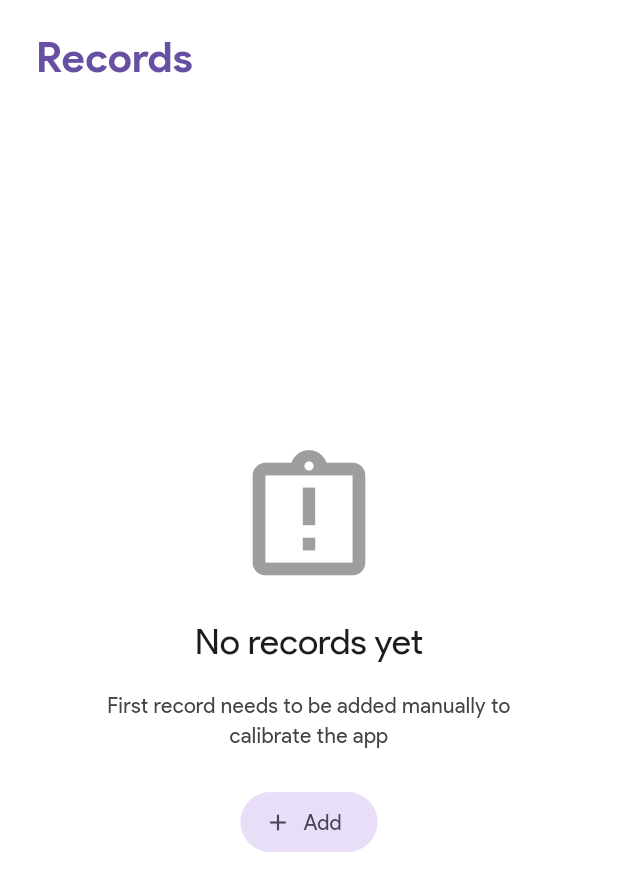
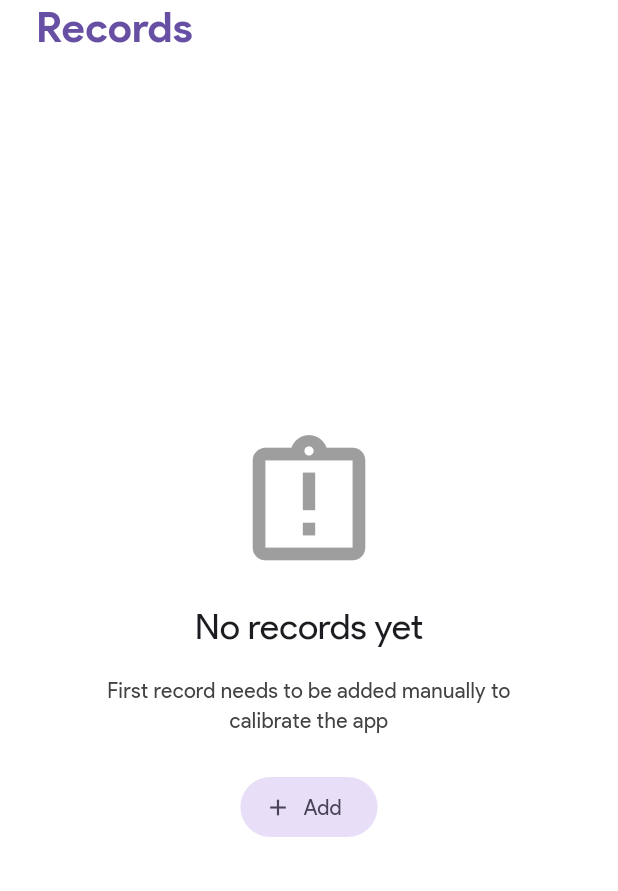
Before and after one commit to ahmadf20/hero-app, a Flutter app: the HistoryPage widget shown alone on an empty page, opened directly, on a phone screen of 412 x 824 dp. Shown: the top 891 px of the screen. Run offline on Flutter 3.47's test engine with Material 2 defaults, Android fonts, the phone set to English and light mode, and no system bars; our stand-ins replace bot_toast, get, hive, hive_flutter, logger, permission_handler and 1 more; missing offline and left inert: health; accounts and stored records are empty; project files that could hold a hidden picture were left out.

Commit message:
fix: styling

```diff
--- a/lib/app/modules/history/history.page.dart
+++ b/lib/app/modules/history/history.page.dart
@@ -60,7 +60,6 @@ class HistoryPage extends StatelessWidget {
           return Column(
             crossAxisAlignment: CrossAxisAlignment.stretch,
             children: [
-              const SizedBox(height: 20),
               Row(
                 mainAxisAlignment: MainAxisAlignment.spaceBetween,
                 children: [
--- a/lib/app/modules/home/home.page.dart
+++ b/lib/app/modules/home/home.page.dart
@@ -59,7 +59,6 @@ class HomePage extends StatelessWidget {
             return ScreenWrapper(
               child: ListView(
                 children: [
-                  const SizedBox(height: 14),
                   Row(
                     mainAxisAlignment: MainAxisAlignment.center,
                     children: [
```
